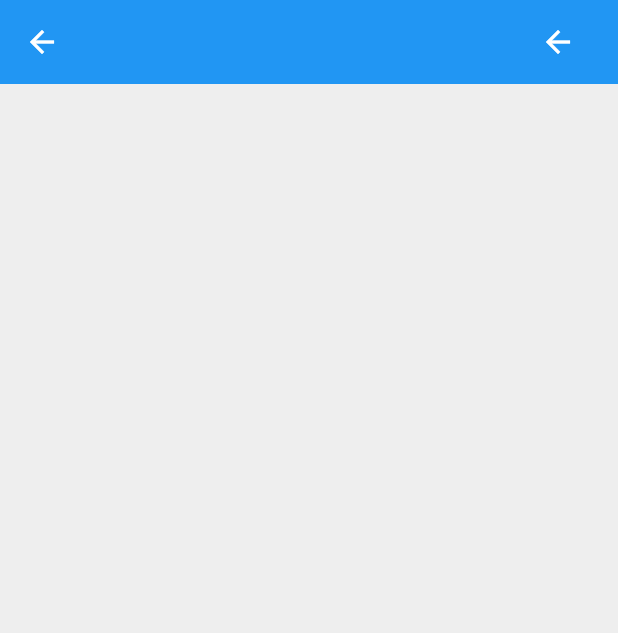
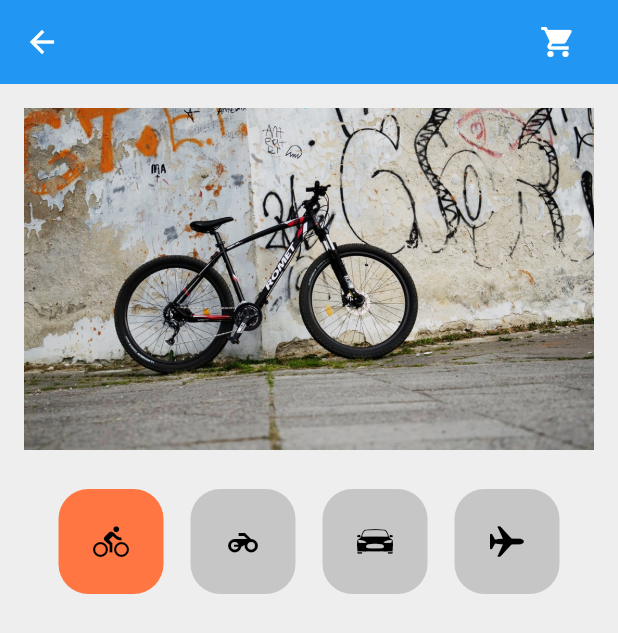
Before and after one commit to yuhyunkimm/Flutter_shoppingcart_pratice, a Flutter app: the screen it shows after launch, on a phone screen of 412 x 824 dp. Shown: the top 633 px of the screen. Run offline on Flutter 3.47's test engine with Material 2 defaults, Android fonts, the phone set to English and light mode, and no system bars.

Commit message:
shopping_header add

```diff
--- a/lib/components/shoppingcart_header.dart
+++ b/lib/components/shoppingcart_header.dart
@@ -1,4 +1,6 @@
+import 'package:flutter/cupertino.dart';
 import 'package:flutter/material.dart';
+import 'package:flutter_shoppingcart/constants.dart';
 
 class ShoppingCartHeader extends StatefulWidget {
   const ShoppingCartHeader({Key? key}) : super(key: key);
@@ -8,7 +10,6 @@ class ShoppingCartHeader extends StatefulWidget {
 }
 
 class _ShoppingCartHeaderState extends State<ShoppingCartHeader> {
-
   int selectedId = 0;
 
   List<String> selectedPic = [
@@ -20,6 +21,58 @@ class _ShoppingCartHeaderState extends State<ShoppingCartHeader> {
 
   @override
   Widget build(BuildContext context) {
-    return SizedBox();
+    return Column(
+      children: [
+        _buildHeaderPic(),
+        _buildHeaderSelector(),
+      ],
+    );
+  }
+
+  Widget _buildHeaderPic() {
+    return Padding(
+      padding: const EdgeInsets.all(16.0),
+      child: AspectRatio(
+        aspectRatio: 5 / 3,
+        child: Image.asset(
+          selectedPic[selectedId],
+          fit: BoxFit.cover,
+        ),
+      ),
+    );
+  }
+
+  Widget _buildHeaderSelector() {
+    return Padding(
+      padding: const EdgeInsets.only(left: 30,right: 30,top: 10,bottom: 30),
+      child: Row(
+        mainAxisAlignment: MainAxisAlignment.spaceAround,
+        children: [
+          _buildHeaderSelectorButton(0, Icons.directions_bike),
+          _buildHeaderSelectorButton(1, Icons.motorcycle),
+          _buildHeaderSelectorButton(2, CupertinoIcons.car_detailed),
+          _buildHeaderSelectorButton(3, CupertinoIcons.airplane),
+        ],
+      ),
+    );
+  }
+
+  Widget _buildHeaderSelectorButton(int id, IconData mIcon) {
+    return Container(
+      width: 70,
+      height: 70,
+      decoration: BoxDecoration(
+        color: id == selectedId ? kAccentColor : kSecondaryColor,
+        borderRadius: BorderRadius.circular(20),
+      ),
+      child: IconButton(
+        icon: Icon(mIcon, color: Colors.black),
+        onPressed: () {
+          setState(() {
+            selectedId = id;
+          });
+        },
+      ),
+    );
   }
 }
--- a/lib/main.dart
+++ b/lib/main.dart
@@ -42,7 +42,7 @@ class ShoppingCartPage extends StatelessWidget {
       ),
       actions: [
         IconButton(
-            icon: Icon(Icons.arrow_back),
+            icon: Icon(Icons.shopping_cart),
             onPressed: () {},
         ),
         SizedBox(width: 16),
```
